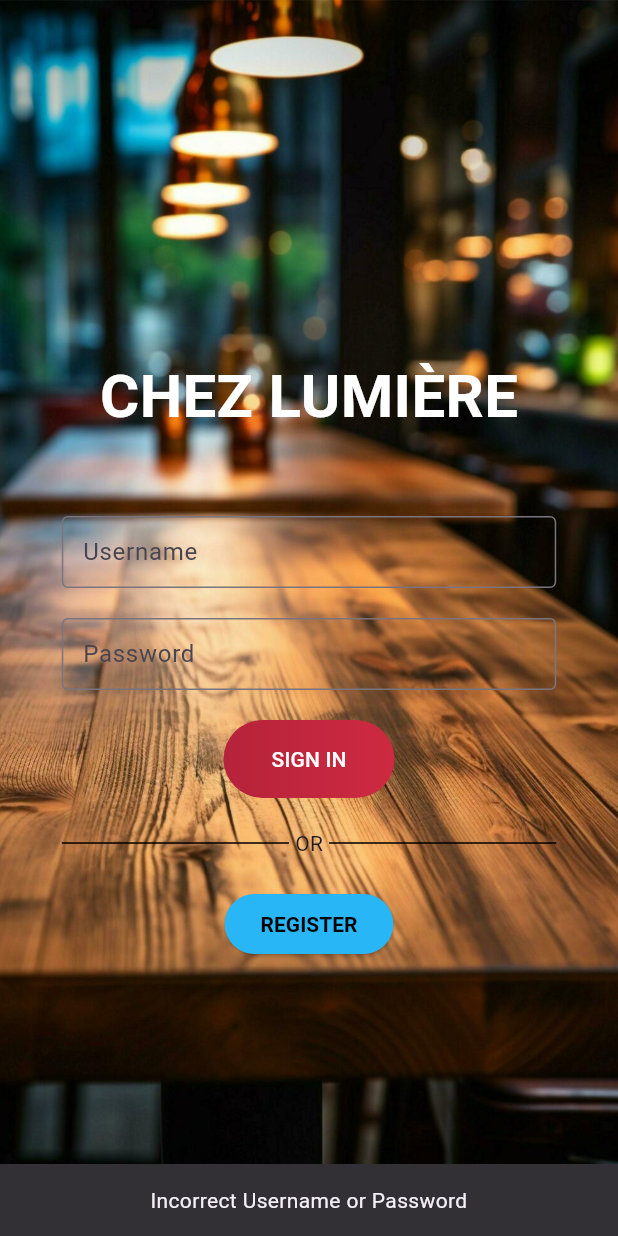
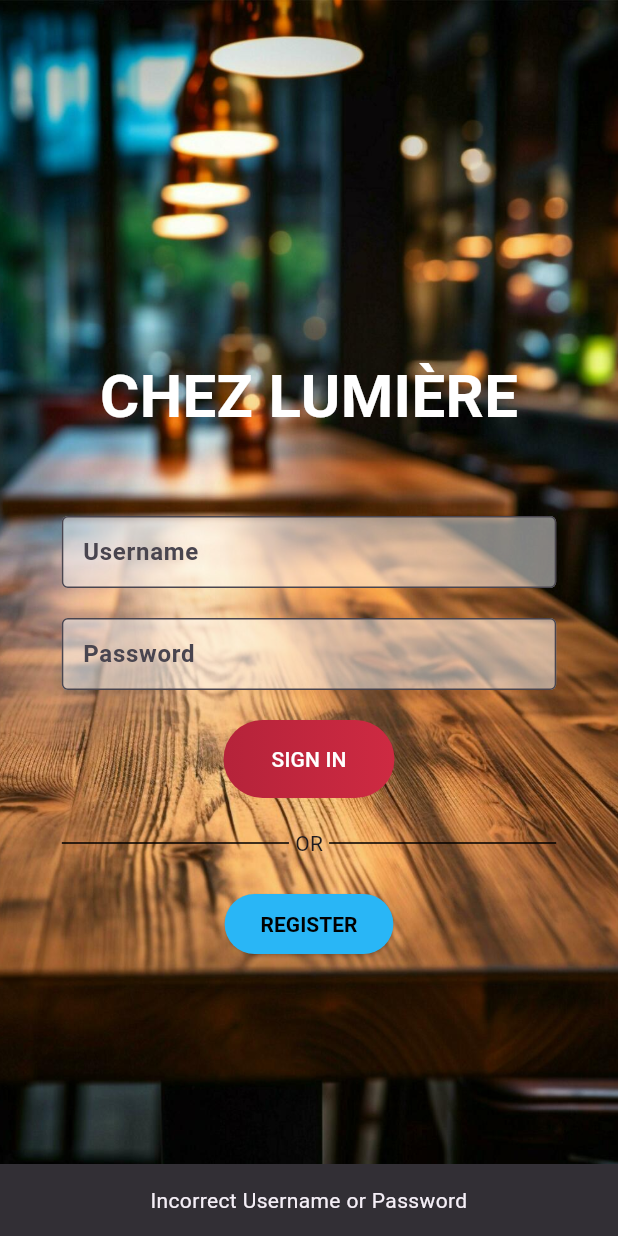
Before and after one commit to TRUEDEVIL666/Restaurant_Management, a Flutter app: the screen it shows after launch, after a tap on "SIGN IN", on a phone screen of 412 x 824 dp. Run offline on Flutter 3.47's test engine with Material 3 defaults, Android fonts, the phone set to English and light mode, and no system bars; our stand-ins replace cloud_firestore, firebase_core; accounts and stored records are empty.

Commit message:
Initial Commit

```diff
--- a/lib/main.dart
+++ b/lib/main.dart
@@ -2,7 +2,7 @@ import 'package:flutter/material.dart';
 import 'package:firebase_core/firebase_core.dart';
 import 'firebase_options.dart';
 import 'models/Waitstaff.dart';
-import 'firestore/WaitstaffFirestore.dart';
+import 'controllers/WaitstaffController.dart';
 
 void main() async {
   WidgetsFlutterBinding.ensureInitialized();
@@ -30,7 +30,8 @@ class _LoginState extends State<Login> {
   Future<void> _handleLogin(BuildContext context) async {
     setState(() {
       _isLoading = true;
-      _message = 'Successfully logged in'; // Clear any previous error message
+      _message = 'Successfully logged in';
+      FocusScope.of(context).requestFocus(FocusNode());
     });
 
     final name = _usernameController.text;
@@ -75,15 +76,15 @@ class _LoginState extends State<Login> {
   Widget build(BuildContext context) {
     return SafeArea(
         child: Scaffold(
-      body: Container(
-        decoration: BoxDecoration(
-          image: DecorationImage(
-            image: AssetImage(
-                'lib/assets/images/backgrounds/login_background.jpg'),
+      resizeToAvoidBottomInset: false,
+      body: Stack(children: [
+        Positioned.fill(
+          child: Image.asset(
+            'lib/assets/images/backgrounds/login_background.jpg',
             fit: BoxFit.cover,
           ),
         ),
-        child: Center(
+        Center(
           child: SizedBox(
             width: MediaQuery.of(context).size.width * 0.8,
             child: Column(
@@ -103,8 +104,17 @@ class _LoginState extends State<Login> {
                   controller: _usernameController,
                   decoration: InputDecoration(
                     labelText: 'Username',
+                    labelStyle: TextStyle(
+                      fontWeight: FontWeight.bold,
+                    ),
+                    floatingLabelStyle: TextStyle(
+                      color: Colors.black,
+                      fontWeight: FontWeight.bold,
+                    ),
                     hintText: 'asd',
                     hintStyle: TextStyle(color: Colors.grey),
+                    filled: true,
+                    fillColor: Color.fromRGBO(255, 255, 255, 0.5),
                     contentPadding: EdgeInsets.only(
                       left: 10,
                     ),
@@ -119,8 +129,17 @@ class _LoginState extends State<Login> {
                   obscureText: true,
                   decoration: InputDecoration(
                     labelText: 'Password',
+                    labelStyle: TextStyle(
+                      fontWeight: FontWeight.bold,
+                    ),
+                    floatingLabelStyle: TextStyle(
+                      color: Colors.black,
+                      fontWeight: FontWeight.bold,
+                    ),
                     hintText: '123',
                     hintStyle: TextStyle(color: Colors.grey),
+                    filled: true,
+                    fillColor: Color.fromRGBO(255, 255, 255, 0.5),
                     contentPadding: EdgeInsets.only(
                       left: 10,
                     ),
@@ -207,7 +226,7 @@ class _LoginState extends State<Login> {
             ),
           ),
         ),
-      ),
+      ]),
     ));
   }
 }
```
Also changed, not shown: lib/controllers/WaitstaffController.dart (renamed from lib/firestore/WaitstaffFirestore.dart).
